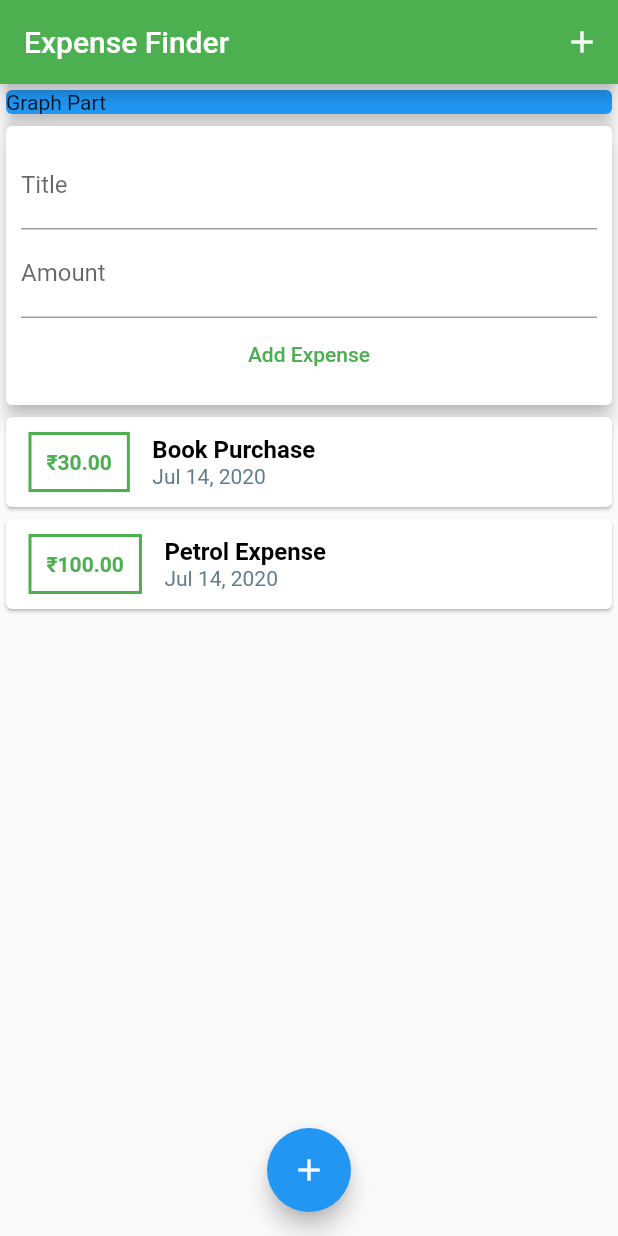
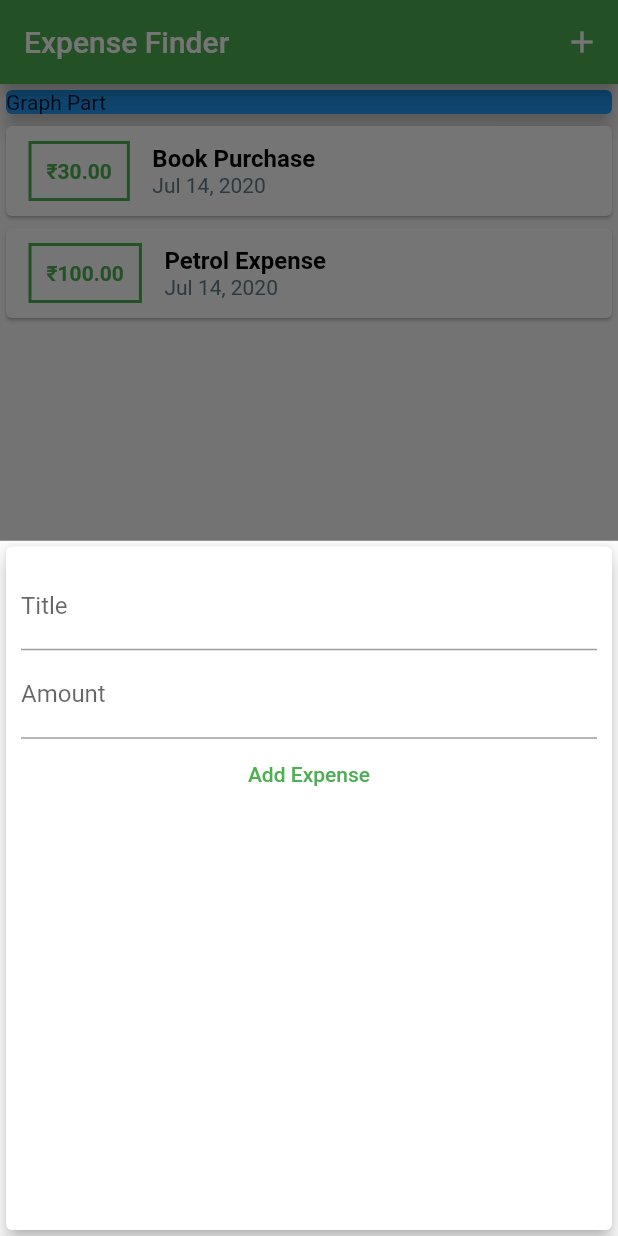
Before and after one commit to dipinkp1993/expenseFinderflutter, a Flutter app: the screen it shows after launch, after a tap on the "add" icon, on a phone screen of 412 x 824 dp. Run offline on Flutter 3.47's test engine with Material 2 defaults, Android fonts, the phone set to English and light mode, and no system bars.

```diff
--- a/lib/main.dart
+++ b/lib/main.dart
@@ -1,6 +1,7 @@
 import 'package:flutter/material.dart';
-
-import './widgets/user_transaction.dart';
+import './widgets/new_transaction.dart';
+import './models/transaction.dart';
+import './widgets/transaction_list.dart';
 
 void main() => runApp(MyApp());
 
@@ -14,9 +15,50 @@ class MyApp extends StatelessWidget {
   }
 }
 
-class MyHomePage extends StatelessWidget {
+class MyHomePage extends StatefulWidget {
+  @override
+  _MyHomePageState createState() => _MyHomePageState();
+}
+
+class _MyHomePageState extends State<MyHomePage> {
+  final List<Transaction> _userTransactions = [
+    Transaction(
+      id: 't1',
+      title: "Book Purchase",
+      amount: 30.00,
+      date: DateTime.now(),
+    ),
+    Transaction(
+      id: "t2",
+      title: "Petrol Expense",
+      amount: 100.00,
+      date: DateTime.now(),
+    )
+  ];
+  void _addNewTransaction(String txtitle, double txamount) {
+    final newTx = Transaction(
+        id: DateTime.now().toString(),
+        title: txtitle,
+        amount: txamount,
+        date: DateTime.now());
+    setState(() {
+      _userTransactions.add(newTx);
+    });
+  }
+
   /*String titleInput;
   String amountInput;*/
+  void _startAddNewTransaction(BuildContext ctx) {
+    showModalBottomSheet(
+        context: ctx,
+        builder: (_) {
+          return GestureDetector(
+            onTap: () {},
+            child: NewTransaction(_addNewTransaction),
+            behavior: HitTestBehavior.opaque,
+          );
+        });
+  }
 
   @override
   Widget build(BuildContext context) {
@@ -24,7 +66,11 @@ class MyHomePage extends StatelessWidget {
       appBar: AppBar(
         title: Text('Expense Finder'),
         backgroundColor: Colors.green,
-        actions: <Widget>[IconButton(icon: Icon(Icons.add), onPressed: () {})],
+        actions: <Widget>[
+          IconButton(
+              icon: Icon(Icons.add),
+              onPressed: () => _startAddNewTransaction(context))
+        ],
       ),
       body: SingleChildScrollView(
         child: Column(
@@ -39,13 +85,13 @@ class MyHomePage extends StatelessWidget {
                 elevation: 5,
               ),
             ),
-            UserTransaction(),
+            TransactionList(_userTransactions),
           ],
         ),
       ),
       floatingActionButtonLocation: FloatingActionButtonLocation.centerFloat,
       floatingActionButton: FloatingActionButton(
-        onPressed: null,
+        onPressed: () => _startAddNewTransaction(context),
         child: Icon(Icons.add),
       ),
     );
--- a/lib/widgets/user_transaction.dart
+++ b/lib/widgets/user_transaction.dart
@@ -9,31 +9,6 @@ class UserTransaction extends StatefulWidget {
 }
 
 class _UserTransactionState extends State<UserTransaction> {
-  final List<Transaction> _userTransactions = [
-    Transaction(
-      id: 't1',
-      title: "Book Purchase",
-      amount: 30.00,
-      date: DateTime.now(),
-    ),
-    Transaction(
-      id: "t2",
-      title: "Petrol Expense",
-      amount: 100.00,
-      date: DateTime.now(),
-    )
-  ];
-  void _addNewTransaction(String txtitle, double txamount) {
-    final newTx = Transaction(
-        id: DateTime.now().toString(),
-        title: txtitle,
-        amount: txamount,
-        date: DateTime.now());
-    setState(() {
-      _userTransactions.add(newTx);
-    });
-  }
-
   @override
   Widget build(BuildContext context) {
     return Column(
```
